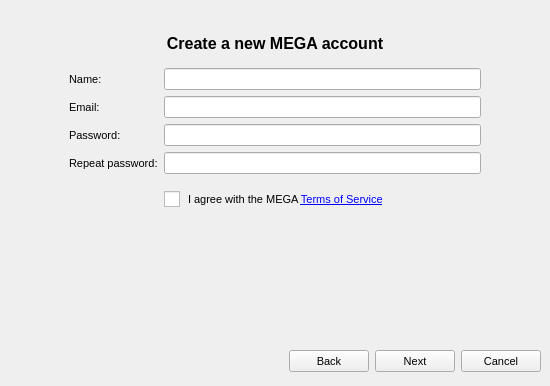
First picture: the form in Source/MEGASync/gui/SetupWizard.ui, repository meganz/MEGAsync, before the edit.
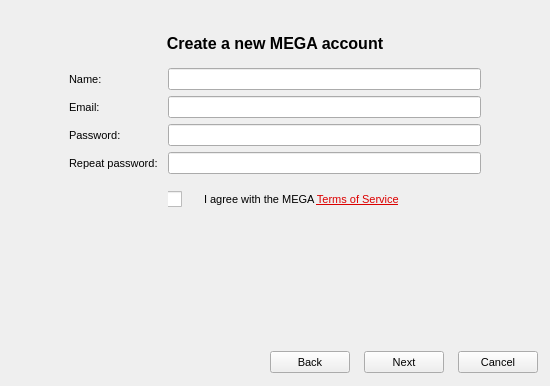
Second picture: the form after the edit. The open tabs and pages were chosen to show the change. Icons and pictures are not drawn.

Commit message: Fixed Create Account window

```diff
--- a/Source/MEGASync/gui/SetupWizard.ui
+++ b/Source/MEGASync/gui/SetupWizard.ui
@@ -104,7 +104,10 @@
 font-weight: bold;
 }
 
-</string>
+#cAgreeWithTerms
+{
+	margin-left: -2px;
+}</string>
   </property>
   <layout class="QVBoxLayout" name="verticalLayout">
    <property name="spacing">
@@ -252,13 +255,16 @@
         <widget class="QWidget" name="wCreateAccountForm" native="true">
          <layout class="QFormLayout" name="formLayout_3">
           <property name="fieldGrowthPolicy">
-           <enum>QFormLayout::AllNonFixedFieldsGrow</enum>
+           <enum>QFormLayout::ExpandingFieldsGrow</enum>
+          </property>
+          <property name="rowWrapPolicy">
+           <enum>QFormLayout::DontWrapRows</enum>
           </property>
           <property name="labelAlignment">
            <set>Qt::AlignLeading|Qt::AlignLeft|Qt::AlignVCenter</set>
           </property>
           <property name="horizontalSpacing">
-           <number>6</number>
+           <number>10</number>
           </property>
           <property name="verticalSpacing">
            <number>6</number>
@@ -332,7 +338,19 @@
           <item row="4" column="1">
            <widget class="QWidget" name="widget_4" native="true">
             <layout class="QHBoxLayout" name="horizontalLayout_4" stretch="0,1">
-             <property name="margin">
+             <property name="spacing">
+              <number>18</number>
+             </property>
+             <property name="leftMargin">
+              <number>0</number>
+             </property>
+             <property name="topMargin">
+              <number>0</number>
+             </property>
+             <property name="rightMargin">
+              <number>0</number>
+             </property>
+             <property name="bottomMargin">
               <number>0</number>
              </property>
              <item>
@@ -363,7 +381,7 @@
                 <string notr="true"/>
                </property>
                <property name="text">
-                <string>I agree with the MEGA &lt;a href=&quot;https://mega.co.nz/#terms&quot;&gt;Terms of Service&lt;/a&gt;</string>
+                <string>I agree with the MEGA &lt;a href=&quot;https://mega.co.nz/#terms&quot; style=&quot;color: #DC0000&quot;&gt;Terms of Service&lt;/a&gt;</string>
                </property>
                <property name="textFormat">
                 <enum>Qt::RichText</enum>
@@ -1178,6 +1196,18 @@
       </size>
      </property>
      <layout class="QHBoxLayout" name="horizontalLayout_2">
+      <property name="spacing">
+       <number>14</number>
+      </property>
+      <property name="topMargin">
+       <number>15</number>
+      </property>
+      <property name="rightMargin">
+       <number>12</number>
+      </property>
+      <property name="bottomMargin">
+       <number>13</number>
+      </property>
       <item>
        <spacer name="hsButtons">
         <property name="orientation">
```
Left out of the diff: 39 changed lines with no effect on the pictures.
